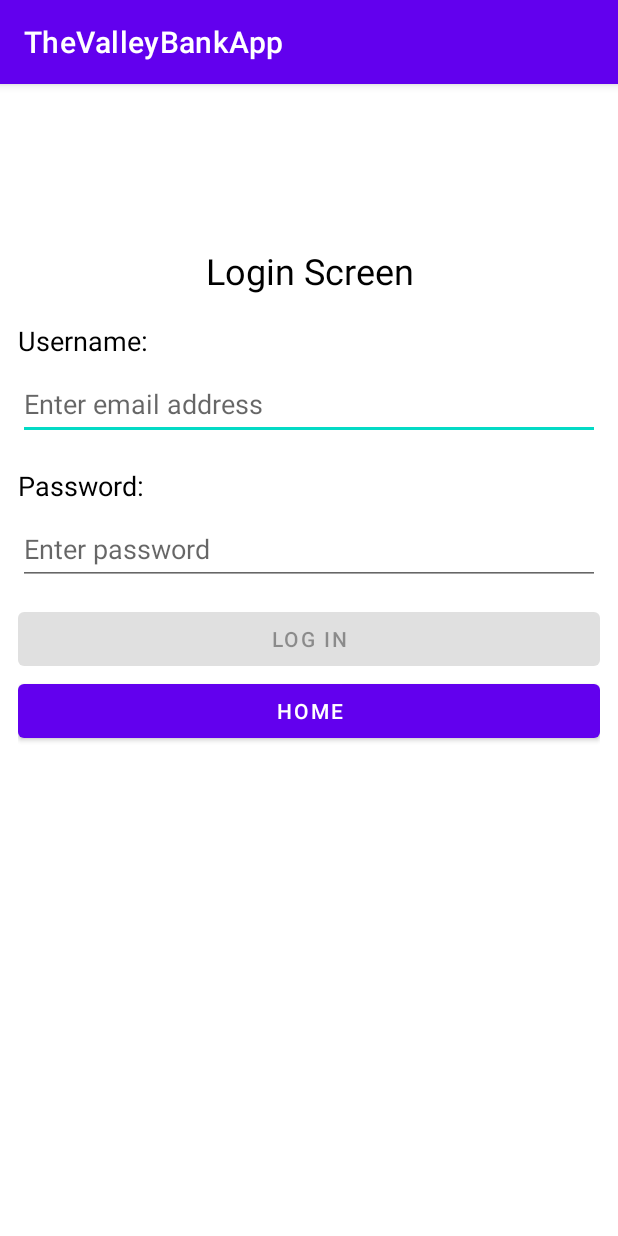
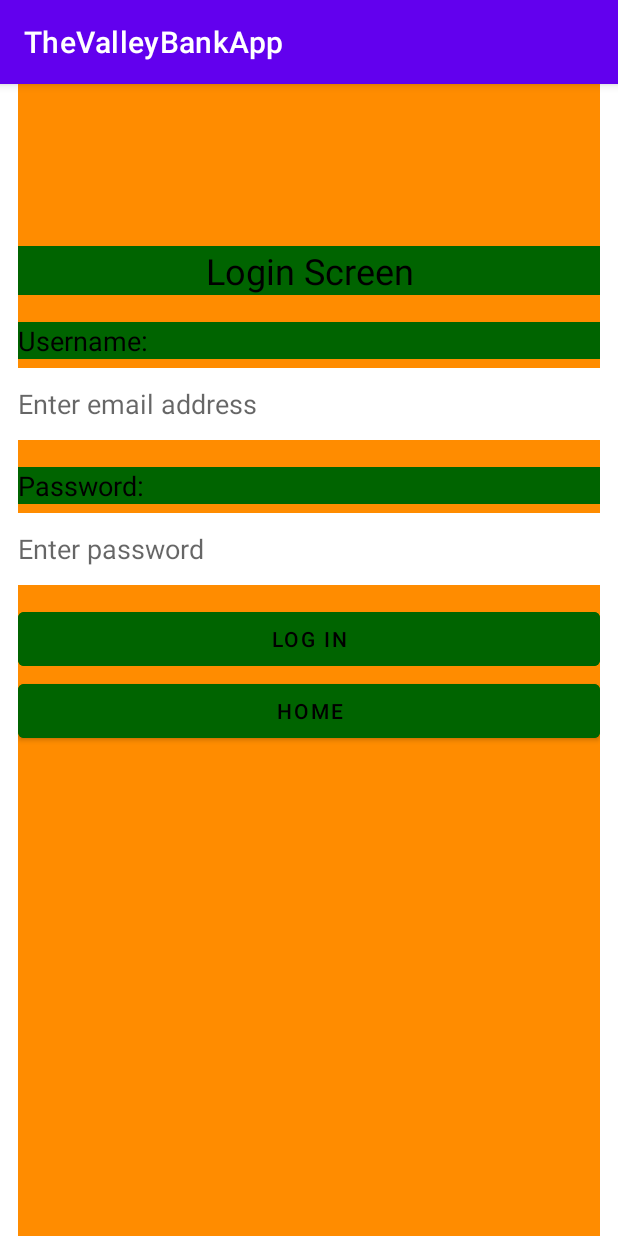
Before and after one commit to Linus319/TheValleyBankApp, an Android app: the LoginActivity screen opened directly, with no data from a screen before it, on a phone screen of 412 x 824 dp. Run offline under Robolectric (Android 15) with nearby library versions, the phone set to English and light mode, and no system bars.

Commit message:
colors on pages

```diff
--- a/app/src/main/res/layout/activity_create_account.xml
+++ b/app/src/main/res/layout/activity_create_account.xml
@@ -3,7 +3,9 @@
     xmlns:tools="http://schemas.android.com/tools"
     android:layout_width="match_parent"
     android:layout_height="match_parent"
-    android:orientation="vertical">
+    android:orientation="vertical"
+    android:background="@color/white">
+
 
     <ScrollView
         android:layout_width="match_parent"
--- a/app/src/main/res/layout/activity_login.xml
+++ b/app/src/main/res/layout/activity_login.xml
@@ -3,12 +3,13 @@
     android:layout_width="match_parent"
     android:layout_height="match_parent"
     android:orientation="vertical"
-    android:layout_marginHorizontal="12dp">
-
+    android:layout_marginHorizontal="12dp"
+    android:background="@color/DarkOrange">
     <Space
         android:layout_width="match_parent"
         android:layout_height="wrap_content"
-        android:layout_marginVertical="48dp" />
+        android:layout_marginVertical="48dp"
+        android:background="@color/DarkGreen" />
 
     <TextView
         android:id="@+id/loginView"
@@ -18,7 +19,8 @@
         android:text="Login Screen"
         android:textAlignment="center"
         android:textColor="@color/black"
-        android:textSize="24sp" />
+        android:textSize="24sp"
+        android:background="@color/DarkGreen"/>
 
     <TextView
         android:id="@+id/userText"
@@ -27,7 +29,8 @@
         android:layout_marginVertical="6dp"
         android:text="Username:"
         android:textColor="@color/black"
-        android:textSize="18sp" />
+        android:textSize="18sp"
+        android:background="@color/DarkGreen"/>
 
     <EditText
         android:id="@+id/enterUsername"
@@ -37,7 +40,8 @@
         android:autoText="false"
         android:ems="10"
         android:hint="Enter email address"
-        android:inputType="textEmailAddress" />
+        android:inputType="textEmailAddress"
+        android:background="@color/white"/>
 
     <TextView
         android:id="@+id/passText"
@@ -46,7 +50,8 @@
         android:layout_marginVertical="6dp"
         android:text="Password:"
         android:textColor="@color/black"
-        android:textSize="18sp" />
+        android:textSize="18sp"
+        android:background="@color/DarkGreen"/>
 
     <EditText
         android:id="@+id/enterPassword"
@@ -55,18 +60,23 @@
         android:layout_marginBottom="12dp"
         android:ems="10"
         android:hint="Enter password"
-        android:inputType="textPassword" />
+        android:inputType="textPassword"
+        android:background="@color/white"/>
 
     <Button
         android:id="@+id/loginButton"
         android:layout_width="match_parent"
         android:layout_height="wrap_content"
-        android:text="Log In" />
+        android:text="Log In"
+        android:textColor="@color/black"
+        android:backgroundTint="@color/DarkGreen"/>
 
     <Button
         android:id="@+id/homeButton"
         android:layout_width="match_parent"
         android:layout_height="wrap_content"
-        android:text="Home" />
+        android:textColor="@color/black"
+        android:text="Home"
+        android:backgroundTint="@color/DarkGreen"/>
 
 </LinearLayout>
--- a/app/src/main/res/values/colors.xml
+++ b/app/src/main/res/values/colors.xml
@@ -7,4 +7,7 @@
     <color name="teal_700">#FF018786</color>
     <color name="black">#FF000000</color>
     <color name="white">#FFFFFFFF</color>
+    <color name="DarkOrange">#FF8C00</color>
+    <color name="DarkSlateGray">#2F4F4F</color>
+    <color name="DarkGreen">#006400</color>
 </resources>
--- a/build.gradle
+++ b/build.gradle
@@ -1,5 +1,5 @@
 // Top-level build file where you can add configuration options common to all sub-projects/modules.
 plugins {
-    id 'com.android.application' version '7.4.2' apply false
-    id 'com.android.library' version '7.4.2' apply false
+    id 'com.android.application' version '7.3.1' apply false
+    id 'com.android.library' version '7.3.1' apply false
 }
```
Also changed, not shown: app/src/main/res/layout/activity_main.xml (+11 -5 lines), app/src/main/res/layout/activity_send_request.xml (+13 -6 lines), gradle/wrapper/gradle-wrapper.properties.
